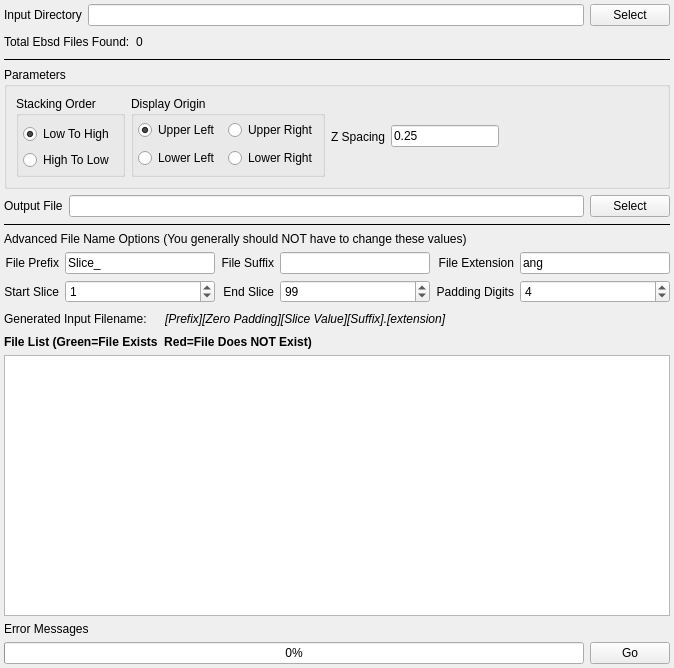
Old version of the form Source/Plugins/EbsdImport/UI/EbsdImportWidget.ui in the repository BlueQuartzSoftware/DREAM3D.
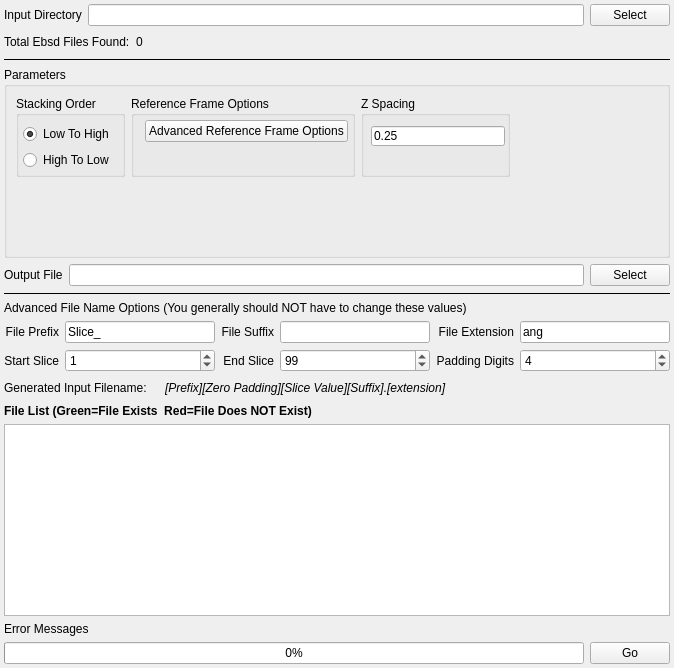
New version of the form. Custom widgets are drawn as their Qt base class.

Commit message: reworking the ebsd import and reconstruction tabs to deal with reference frames

```diff
--- a/Source/Plugins/EbsdImport/UI/EbsdImportWidget.ui
+++ b/Source/Plugins/EbsdImport/UI/EbsdImportWidget.ui
@@ -85,6 +85,50 @@
       <string>Parameters</string>
      </property>
      <layout class="QGridLayout" name="gridLayout">
+      <item row="0" column="1">
+       <widget class="QGroupBox" name="originGroupBox">
+        <property name="title">
+         <string>Reference Frame Options</string>
+        </property>
+        <layout class="QFormLayout" name="formLayout">
+         <property name="fieldGrowthPolicy">
+          <enum>QFormLayout::FieldsStayAtSizeHint</enum>
+         </property>
+         <property name="horizontalSpacing">
+          <number>4</number>
+         </property>
+         <property name="verticalSpacing">
+          <number>8</number>
+         </property>
+         <property name="leftMargin">
+          <number>0</number>
+         </property>
+         <property name="topMargin">
+          <number>4</number>
+         </property>
+         <property name="rightMargin">
+          <number>4</number>
+         </property>
+         <property name="bottomMargin">
+          <number>4</number>
+         </property>
+         <item row="1" column="0">
+          <widget class="QLabel" name="label">
+           <property name="text">
+            <string/>
+           </property>
+          </widget>
+         </item>
+         <item row="1" column="1">
+          <widget class="QPushButton" name="m_RefFrameOptionsBtn">
+           <property name="text">
+            <string>Advanced Reference Frame Options</string>
+           </property>
+          </widget>
+         </item>
+        </layout>
+       </widget>
+      </item>
       <item row="0" column="0">
        <widget class="QGroupBox" name="stackingGroupBox">
         <property name="title">
@@ -126,79 +170,7 @@
         </layout>
        </widget>
       </item>
-      <item row="0" column="1">
-       <widget class="QGroupBox" name="originGroupBox">
-        <property name="title">
-         <string>Display Origin</string>
-        </property>
-        <layout class="QFormLayout" name="formLayout">
-         <property name="fieldGrowthPolicy">
-          <enum>QFormLayout::FieldsStayAtSizeHint</enum>
-         </property>
-         <property name="horizontalSpacing">
-          <number>8</number>
-         </property>
-         <property name="verticalSpacing">
-          <number>8</number>
-         </property>
-         <property name="margin">
-          <number>4</number>
-         </property>
-         <item row="0" column="0">
-          <widget class="QRadioButton" name="m_OriginUpperLeft">
-           <property name="text">
-            <string>Upper Left</string>
-           </property>
-           <property name="checked">
-            <bool>true</bool>
-           </property>
-          </widget>
-         </item>
-         <item row="0" column="1">
-          <widget class="QRadioButton" name="m_OriginUpperRight">
-           <property name="text">
-            <string>Upper Right</string>
-           </property>
-          </widget>
-         </item>
-         <item row="1" column="0">
-          <widget class="QRadioButton" name="m_OriginLowerLeft">
-           <property name="text">
-            <string>Lower Left</string>
-           </property>
-          </widget>
-         </item>
-         <item row="1" column="1">
-          <widget class="QRadioButton" name="m_OriginLowerRight">
-           <property name="text">
-            <string>Lower Right</string>
-           </property>
-          </widget>
-         </item>
-        </layout>
-       </widget>
-      </item>
-      <item row="0" column="2">
-       <widget class="QLabel" name="label_52">
-        <property name="text">
-         <string>Z Spacing</string>
-        </property>
-       </widget>
-      </item>
       <item row="0" column="3">
-       <widget class="QLineEdit" name="m_zSpacing">
-        <property name="sizePolicy">
-         <sizepolicy hsizetype="Fixed" vsizetype="Fixed">
-          <horstretch>0</horstretch>
-          <verstretch>0</verstretch>
-         </sizepolicy>
-        </property>
-        <property name="text">
-         <string>0.25</string>
-        </property>
-       </widget>
-      </item>
-      <item row="0" column="4">
        <spacer name="horizontalSpacer">
         <property name="orientation">
          <enum>Qt::Horizontal</enum>
@@ -211,6 +183,57 @@
         </property>
        </spacer>
       </item>
+      <item row="1" column="0">
+       <spacer name="verticalSpacer">
+        <property name="orientation">
+         <enum>Qt::Vertical</enum>
+        </property>
+        <property name="sizeHint" stdset="0">
+         <size>
+          <width>20</width>
+          <height>40</height>
+         </size>
+        </property>
+       </spacer>
+      </item>
+      <item row="0" column="2">
+       <widget class="QGroupBox" name="zspacingGroupBox">
+        <property name="sizePolicy">
+         <sizepolicy hsizetype="MinimumExpanding" vsizetype="Preferred">
+          <horstretch>0</horstretch>
+          <verstretch>0</verstretch>
+         </sizepolicy>
+        </property>
+        <property name="minimumSize">
+         <size>
+          <width>30</width>
+          <height>0</height>
+         </size>
+        </property>
+        <property name="title">
+         <string>Z Spacing</string>
+        </property>
+        <widget class="QLineEdit" name="m_zSpacing">
+         <property name="geometry">
+          <rect>
+           <x>10</x>
+           <y>30</y>
+           <width>134</width>
+           <height>20</height>
+          </rect>
+         </property>
+         <property name="sizePolicy">
+          <sizepolicy hsizetype="MinimumExpanding" vsizetype="Fixed">
+           <horstretch>0</horstretch>
+           <verstretch>0</verstretch>
+          </sizepolicy>
+         </property>
+         <property name="text">
+          <string>0.25</string>
+         </property>
+        </widget>
+       </widget>
+      </item>
      </layout>
     </widget>
    </item>
```
The commit also changes 28 other files.
